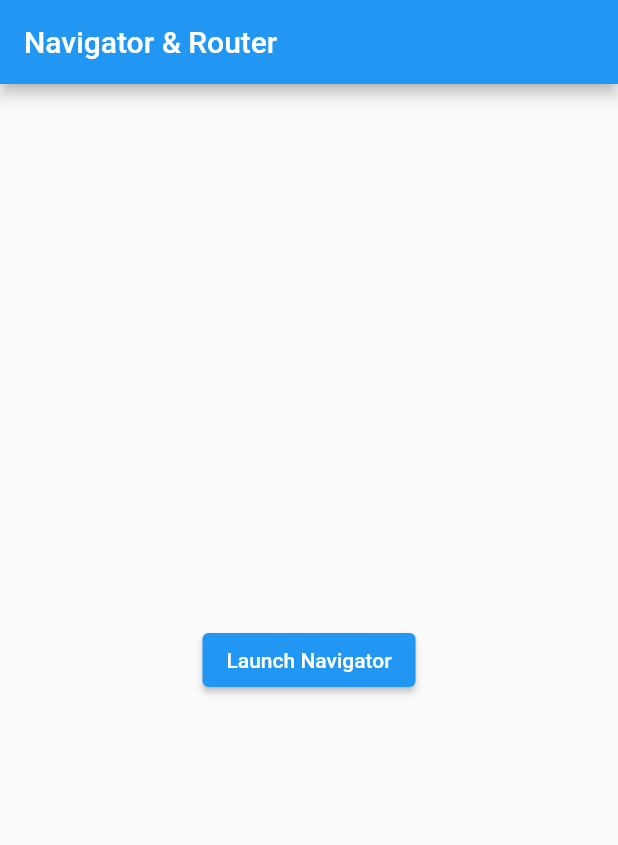
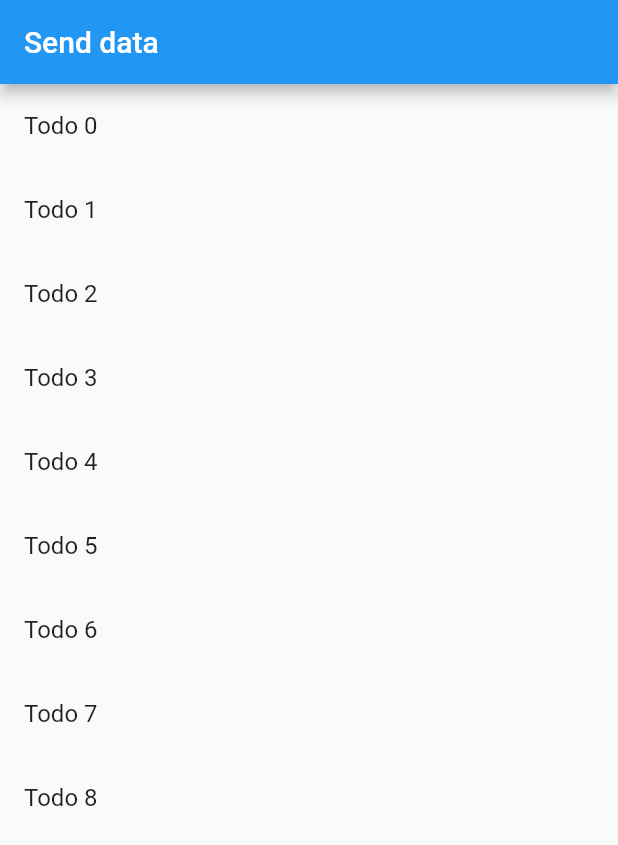
Before and after one commit to Khammunh/fast, a Flutter app: the screen it shows after launch, on a phone screen of 412 x 824 dp. Shown: the top 845 px of the screen. Run offline on Flutter 3.47's test engine with Material 2 defaults, Android fonts, the light colour scheme and no system bars.

Commit message:
Send data a new screen

```diff
--- /dev/null
+++ b/lib/class_todos.dart
@@ -0,0 +1,17 @@
+class Todo {
+  final String title;
+  final String description;
+
+  const Todo(
+    this.title,
+    this.description,
+  );
+}
+
+final todos = List.generate(
+  20,
+  (i) => Todo(
+    'Todo $i',
+    'A description of what needs to be done for Todo it',
+  ),
+);
--- /dev/null
+++ b/lib/detailScreen.dart
@@ -0,0 +1,23 @@
+// ignore_for_file: file_names
+
+import 'package:fast/class_todos.dart';
+import 'package:flutter/material.dart';
+
+class DetailScreen extends StatelessWidget {
+  const DetailScreen({super.key, required this.todo});
+  final Todo todo;
+  @override
+  Widget build(BuildContext context) {
+    return Scaffold(
+      appBar: AppBar(
+        title: Text(todo.title),
+      ),
+      body: Padding(
+        padding: const EdgeInsets.all(16),
+        child: Text(
+          todo.description,
+        ),
+      ),
+    );
+  }
+}
--- a/lib/main.dart
+++ b/lib/main.dart
@@ -1,35 +1,39 @@
-import 'package:fast/nextscreen.dart';
+import 'package:fast/class_todos.dart';
+import 'package:fast/detailScreen.dart';
 import 'package:flutter/material.dart';
 
 void main() {
-  runApp(
-    MaterialApp(
-      initialRoute: '/',
-      routes: {
-        '/': (context) => const MyApp(),
-        '/detail': (context) => const NextScreen(),
-      },
-    ),
-  );
+  runApp(const MaterialApp(
+    title: 'Send data to a new screen',
+    home: FirstScreen(),
+  ));
 }
 
-class MyApp extends StatelessWidget {
-  const MyApp({super.key});
+class FirstScreen extends StatelessWidget {
+  const FirstScreen({super.key});
 
   @override
   Widget build(BuildContext context) {
-    const title = 'Navigator & Router';
+    const title = 'Send data';
     return Scaffold(
       appBar: AppBar(
         title: const Text(title),
       ),
-      body: Center(
-        child: ElevatedButton(
-          onPressed: () {
-            Navigator.pushNamed(context, '/detail');
-          },
-          child: const Text('Launch Navigator'),
-        ),
+      body: ListView.builder(
+        itemCount: title.length,
+        itemBuilder: (context, index) {
+          return ListTile(
+            title: Text(todos[index].title),
+            onTap: () {
+              Navigator.push(
+                context,
+                MaterialPageRoute(
+                  builder: ((context) => DetailScreen(todo: todos[index])),
+                ),
+              );
+            },
+          );
+        },
       ),
     );
   }
```
Also changed, not shown: lib/nextscreen.dart (deleted, +0 -22 lines).
